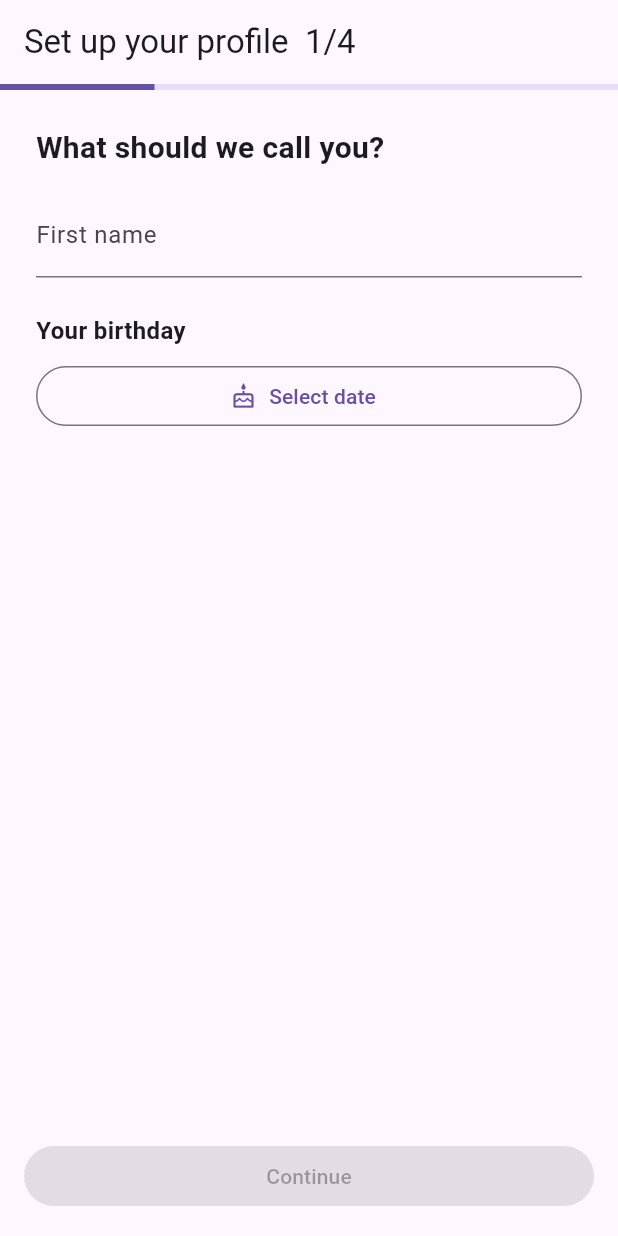
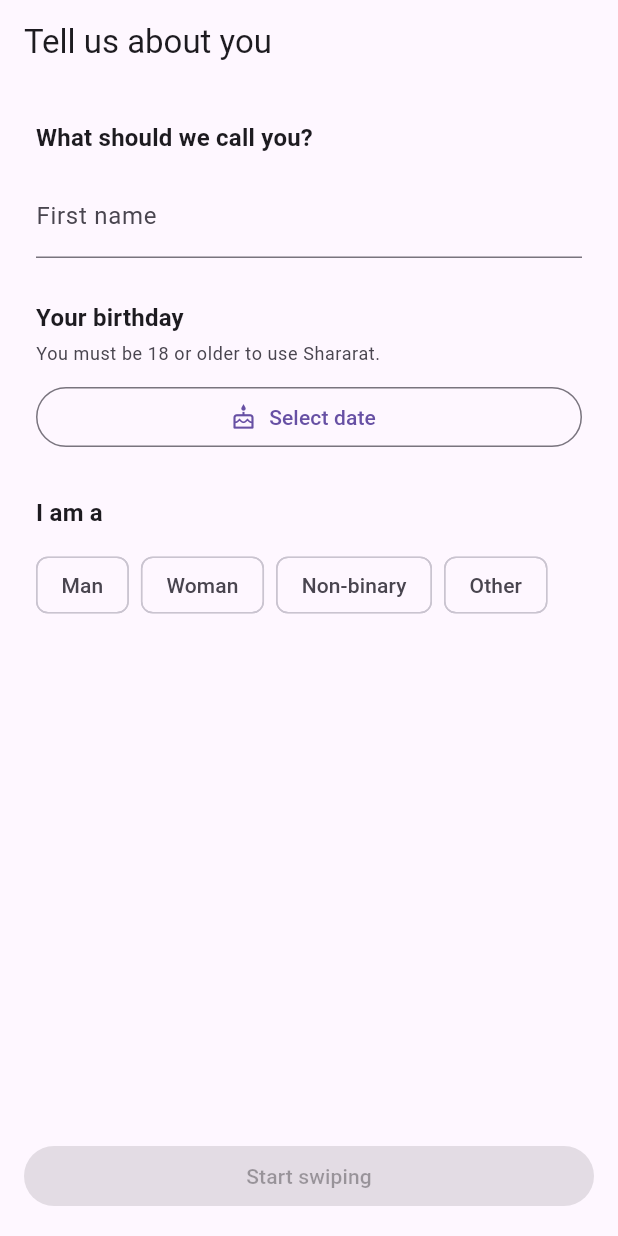
Before and after one commit to TusharDC/Metoo, a Flutter app: the OnboardingScreen screen opened directly, on a phone screen of 412 x 824 dp. Run offline on Flutter 3.47's test engine with Material 3 defaults, Android fonts, the phone set to English and light mode, and no system bars; our stand-ins replace audioplayers, flutter_riverpod, go_router, image_picker, supabase_flutter, video_player; accounts and stored records are empty.

Commit message:
Cut onboarding down to name, birthday and gender
Signup demanded a full dating profile — four steps including who the user is
looking for and at least one uploaded photo — before anyone could reach a
companion. Nobody ever sees that profile: the characters are app-authored, so
it was pure friction at the point of highest drop-off.

One screen now. Date of birth stays: the 18+ gate is a legal requirement and a
check constraint on profiles. Gender stays so male companions or tailored
address remain possible later.

Co-Authored-By: Claude Opus 5 <noreply@anthropic.com>

```diff
--- a/app/lib/features/auth/onboarding_screen.dart
+++ b/app/lib/features/auth/onboarding_screen.dart
@@ -1,17 +1,16 @@
-import 'dart:io';
-
-import 'package:flutter/foundation.dart' show kIsWeb;
 import 'package:flutter/material.dart';
 import 'package:flutter_riverpod/flutter_riverpod.dart';
-import 'package:geolocator/geolocator.dart';
-import 'package:image_picker/image_picker.dart';
 import 'package:intl/intl.dart';
 
 import '../../core/providers.dart';
 import '../profile/profile_repository.dart';
 
-/// Multi-step onboarding. On finish, writes the profile (complete=true),
-/// uploads photos, interests, and location, then flips session state.
+/// Minimal onboarding for an AI-companion product: name, date of birth, gender.
+///
+/// There is deliberately no photo upload and no "looking for" step. The user is
+/// not being shown to anyone — the companions are app-authored — so a dating
+/// profile would be friction with no payoff. Date of birth stays because the
+/// 18+ gate is both a legal requirement and a check constraint on `profiles`.
 class OnboardingScreen extends ConsumerStatefulWidget {
   const OnboardingScreen({super.key});
   @override
@@ -20,51 +19,26 @@ class OnboardingScreen extends ConsumerStatefulWidget {
 
 class _OnboardingScreenState extends ConsumerState<OnboardingScreen> {
   final _repo = ProfileRepository();
-  final _page = PageController();
-  int _step = 0;
-  bool _saving = false;
-
-  // collected data
   final _name = TextEditingController();
   DateTime? _dob;
   String? _gender;
-  final Set<String> _interestedIn = {};
-  final _bio = TextEditingController();
-  final Set<String> _interests = {};
-  final List<XFile> _photos = [];
-  List<Map<String, dynamic>> _interestOptions = [];
+  bool _saving = false;
 
-  static const _genders = {'male': 'Man', 'female': 'Woman', 'nonbinary': 'Non-binary', 'other': 'Other'};
-
-  @override
-  void initState() {
-    super.initState();
-    _repo.allInterests().then((v) => setState(() => _interestOptions = v));
-  }
+  static const _genders = {
+    'male': 'Man',
+    'female': 'Woman',
+    'nonbinary': 'Non-binary',
+    'other': 'Other',
+  };
 
   @override
   void dispose() {
-    _page.dispose();
     _name.dispose();
-    _bio.dispose();
     super.dispose();
   }
 
-  bool get _canAdvance => switch (_step) {
-        0 => _name.text.trim().isNotEmpty && _dob != null,
-        1 => _gender != null && _interestedIn.isNotEmpty,
-        2 => _photos.isNotEmpty,
-        _ => true,
-      };
-
-  Future<void> _next() async {
-    if (_step < 3) {
-      setState(() => _step++);
-      _page.animateToPage(_step, duration: const Duration(milliseconds: 250), curve: Curves.easeOut);
-    } else {
-      await _finish();
-    }
-  }
+  bool get _canFinish =>
+      _name.text.trim().isNotEmpty && _dob != null && _gender != null;
 
   Future<void> _finish() async {
     setState(() => _saving = true);
@@ -73,15 +47,8 @@ class _OnboardingScreenState extends ConsumerState<OnboardingScreen> {
         displayName: _name.text.trim(),
         dateOfBirth: _dob!,
         gender: _gender!,
-        bio: _bio.text.trim().isEmpty ? null : _bio.text.trim(),
-        interestedIn: _interestedIn.toList(),
         complete: true,
       );
-      for (var i = 0; i < _photos.length; i++) {
-        await _repo.addPhoto(_photos[i], i);
-      }
-      if (_interests.isNotEmpty) await _repo.setInterests(_interests.toList());
-      await _captureLocation();
       ref.read(sessionProvider).markOnboardingComplete();
     } catch (e) {
       if (mounted) {
@@ -92,86 +59,54 @@ class _OnboardingScreenState extends ConsumerState<OnboardingScreen> {
     }
   }
 
-  Future<void> _captureLocation() async {
-    try {
-      var perm = await Geolocator.checkPermission();
-      if (perm == LocationPermission.denied) perm = await Geolocator.requestPermission();
-      if (perm == LocationPermission.denied || perm == LocationPermission.deniedForever) return;
-      final pos = await Geolocator.getCurrentPosition();
-      await _repo.setLocation(pos.latitude, pos.longitude);
-    } catch (_) {/* location is optional */}
-  }
-
-  Future<void> _pickPhotos() async {
-    final picked = await ImagePicker().pickMultiImage(limit: 6);
-    if (picked.isEmpty) return;
-    setState(() {
-      for (final p in picked) {
-        if (_photos.length < 6) _photos.add(p);
-      }
-    });
-  }
-
   @override
   Widget build(BuildContext context) {
+    final cs = Theme.of(context).colorScheme;
     return Scaffold(
       appBar: AppBar(
-        title: Text('Set up your profile  ${_step + 1}/4'),
+        title: const Text('Tell us about you'),
         automaticallyImplyLeading: false,
-        bottom: PreferredSize(
-          preferredSize: const Size.fromHeight(4),
-          child: LinearProgressIndicator(value: (_step + 1) / 4),
       ),
-      ),
-      body: PageView(
-        controller: _page,
-        physics: const NeverScrollableScrollPhysics(),
-        children: [
-          _basicsStep(),
-          _genderStep(),
-          _photosStep(),
-          _bioStep(),
-        ],
-      ),
-      bottomNavigationBar: SafeArea(
-        child: Padding(
-          padding: const EdgeInsets.all(16),
-          child: FilledButton(
-            onPressed: (!_canAdvance || _saving) ? null : _next,
-            child: _saving
-                ? const SizedBox(height: 22, width: 22, child: CircularProgressIndicator(strokeWidth: 2))
-                : Text(_step == 3 ? 'Finish' : 'Continue'),
-          ),
-        ),
-      ),
-    );
-  }
-
-  Widget _pad(Widget child) =>
-      SingleChildScrollView(padding: const EdgeInsets.all(24), child: child);
-
-  Widget _basicsStep() => _pad(Column(
+      body: SingleChildScrollView(
+        padding: const EdgeInsets.all(24),
+        child: Column(
           crossAxisAlignment: CrossAxisAlignment.stretch,
           children: [
-          const Text('What should we call you?', style: TextStyle(fontSize: 20, fontWeight: FontWeight.bold)),
-          const SizedBox(height: 16),
+            Text('What should we call you?',
+                style: Theme.of(context)
+                    .textTheme
+                    .titleMedium
+                    ?.copyWith(fontWeight: FontWeight.bold)),
+            const SizedBox(height: 12),
             TextField(
               controller: _name,
               textCapitalization: TextCapitalization.words,
               onChanged: (_) => setState(() {}),
               decoration: const InputDecoration(labelText: 'First name'),
             ),
-          const SizedBox(height: 24),
-          const Text('Your birthday', style: TextStyle(fontSize: 16, fontWeight: FontWeight.w600)),
-          const SizedBox(height: 8),
+            const SizedBox(height: 28),
+            Text('Your birthday',
+                style: Theme.of(context)
+                    .textTheme
+                    .titleMedium
+                    ?.copyWith(fontWeight: FontWeight.bold)),
+            const SizedBox(height: 4),
+            Text('You must be 18 or older to use Shararat.',
+                style: Theme.of(context)
+                    .textTheme
+                    .bodySmall
+                    ?.copyWith(color: cs.onSurfaceVariant)),
+            const SizedBox(height: 10),
             OutlinedButton.icon(
               icon: const Icon(Icons.cake_outlined),
-            label: Text(_dob == null ? 'Select date' : DateFormat.yMMMMd().format(_dob!)),
+              label: Text(_dob == null
+                  ? 'Select date'
+                  : DateFormat.yMMMMd().format(_dob!)),
               onPressed: () async {
                 final now = DateTime.now();
                 final d = await showDatePicker(
                   context: context,
-                initialDate: DateTime(now.year - 20),
+                  initialDate: DateTime(now.year - 22),
                   firstDate: DateTime(now.year - 100),
                   lastDate: DateTime(now.year - 18, now.month, now.day),
                   helpText: 'You must be 18 or older',
@@ -179,13 +114,12 @@ class _OnboardingScreenState extends ConsumerState<OnboardingScreen> {
                 if (d != null) setState(() => _dob = d);
               },
             ),
-        ],
-      ));
-
-  Widget _genderStep() => _pad(Column(
-        crossAxisAlignment: CrossAxisAlignment.start,
-        children: [
-          const Text('I am a', style: TextStyle(fontSize: 20, fontWeight: FontWeight.bold)),
+            const SizedBox(height: 28),
+            Text('I am a',
+                style: Theme.of(context)
+                    .textTheme
+                    .titleMedium
+                    ?.copyWith(fontWeight: FontWeight.bold)),
             const SizedBox(height: 12),
             Wrap(
               spacing: 8,
@@ -197,94 +131,23 @@ class _OnboardingScreenState extends ConsumerState<OnboardingScreen> {
                       ))
                   .toList(),
             ),
-          const SizedBox(height: 28),
-          const Text('Show me', style: TextStyle(fontSize: 20, fontWeight: FontWeight.bold)),
-          const SizedBox(height: 12),
-          Wrap(
-            spacing: 8,
-            children: _genders.entries
-                .map((e) => FilterChip(
-                      label: Text(e.value),
-                      selected: _interestedIn.contains(e.key),
-                      onSelected: (s) => setState(() =>
-                          s ? _interestedIn.add(e.key) : _interestedIn.remove(e.key)),
-                    ))
-                .toList(),
-          ),
           ],
-      ));
-
-  Widget _photosStep() => _pad(Column(
-        crossAxisAlignment: CrossAxisAlignment.start,
-        children: [
-          const Text('Add your photos', style: TextStyle(fontSize: 20, fontWeight: FontWeight.bold)),
-          const Text('First photo is your main one. Up to 6.'),
-          const SizedBox(height: 16),
-          GridView.count(
-            crossAxisCount: 3,
-            shrinkWrap: true,
-            mainAxisSpacing: 8,
-            crossAxisSpacing: 8,
-            physics: const NeverScrollableScrollPhysics(),
-            children: [
-              for (var i = 0; i < _photos.length; i++)
-                Stack(fit: StackFit.expand, children: [
-                  ClipRRect(
-                    borderRadius: BorderRadius.circular(12),
-                    child: kIsWeb
-                        ? Image.network(_photos[i].path, fit: BoxFit.cover)
-                        : Image.file(File(_photos[i].path), fit: BoxFit.cover),
-                  ),
-                  Positioned(
-                    top: 2, right: 2,
-                    child: GestureDetector(
-                      onTap: () => setState(() => _photos.removeAt(i)),
-                      child: const CircleAvatar(radius: 12, child: Icon(Icons.close, size: 14)),
         ),
       ),
-                ]),
-              if (_photos.length < 6)
-                InkWell(
-                  onTap: _pickPhotos,
-                  child: Container(
-                    decoration: BoxDecoration(
-                      borderRadius: BorderRadius.circular(12),
-                      border: Border.all(color: Theme.of(context).colorScheme.outline),
-                    ),
-                    child: const Icon(Icons.add_a_photo_outlined),
+      bottomNavigationBar: SafeArea(
+        child: Padding(
+          padding: const EdgeInsets.all(16),
+          child: FilledButton(
+            onPressed: (!_canFinish || _saving) ? null : _finish,
+            child: _saving
+                ? const SizedBox(
+                    height: 22,
+                    width: 22,
+                    child: CircularProgressIndicator(strokeWidth: 2))
+                : const Text('Start swiping'),
           ),
         ),
-            ],
       ),
-        ],
-      ));
-
-  Widget _bioStep() => _pad(Column(
-        crossAxisAlignment: CrossAxisAlignment.start,
-        children: [
-          const Text('About you', style: TextStyle(fontSize: 20, fontWeight: FontWeight.bold)),
-          const SizedBox(height: 12),
-          TextField(
-            controller: _bio,
-            maxLines: 4,
-            maxLength: 500,
-            decoration: const InputDecoration(hintText: 'Write a short bio…'),
-          ),
-          const SizedBox(height: 16),
-          const Text('Interests', style: TextStyle(fontSize: 16, fontWeight: FontWeight.w600)),
-          const SizedBox(height: 8),
-          Wrap(
-            spacing: 8,
-            runSpacing: 4,
-            children: _interestOptions
-                .map((o) => FilterChip(
-                      label: Text(o['label'] as String),
-                      selected: _interests.contains(o['slug']),
-                      onSelected: (s) => setState(() =>
-                          s ? _interests.add(o['slug'] as String) : _interests.remove(o['slug'])),
-                    ))
-                .toList(),
-          ),
-        ],
-      ));
+    );
   }
+}
```
Lines whose indentation alone changed are shown as unchanged.
